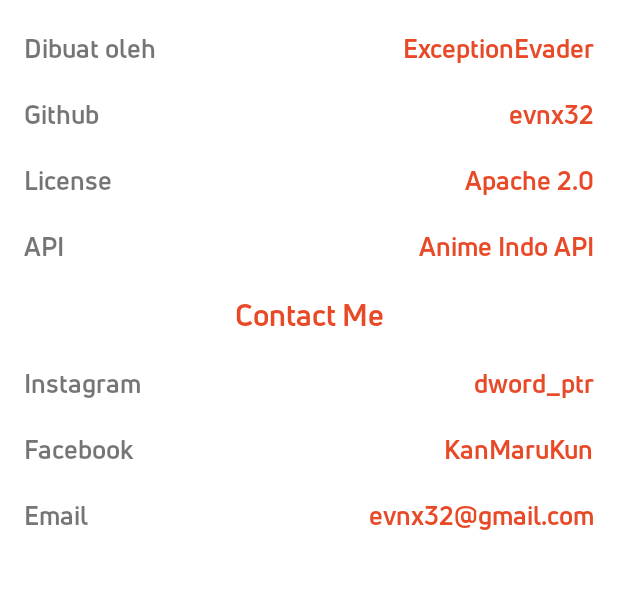
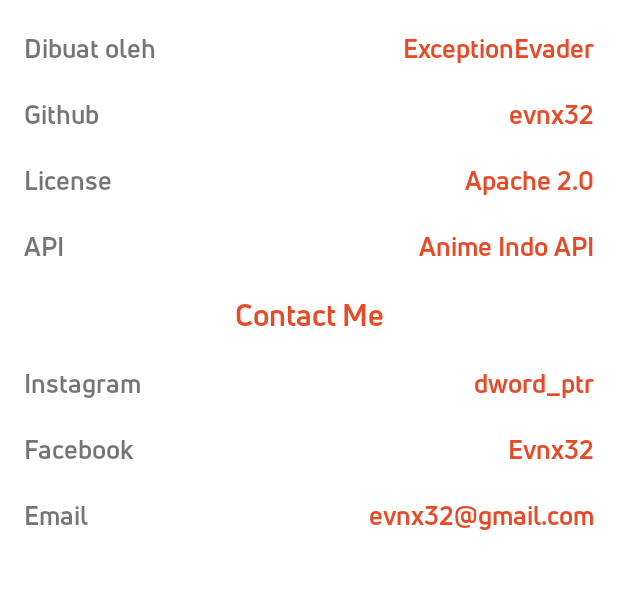
Before and after one commit to spookynova/Blossom, an Android app: the AboutActivity screen opened directly, with no data from a screen before it, on a phone screen of 412 x 824 dp, the part 567-1156 px from its top. Run offline under Robolectric (Android 15) with nearby library versions, the phone set to English and light mode, and no system bars.

Commit message:
Update activity_about.xml

```diff
--- a/app/src/main/res/layout/activity_about.xml
+++ b/app/src/main/res/layout/activity_about.xml
@@ -188,7 +188,7 @@
             <TextView
                 android:layout_width="wrap_content"
                 android:layout_height="wrap_content"
-                android:text="KanMaruKun"
+                android:text="Evnx32"
                 android:textColor="@color/colorPrimary"
                 android:textSize="17sp" />
         </LinearLayout>
```
